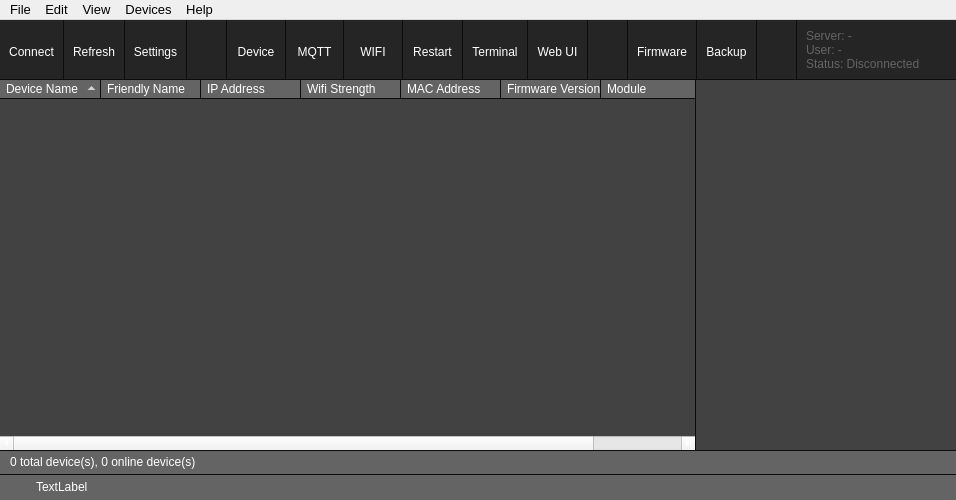
First picture: the form in src/gui/mainwindow.ui, repository tom-23/TasmoManager, before the edit.
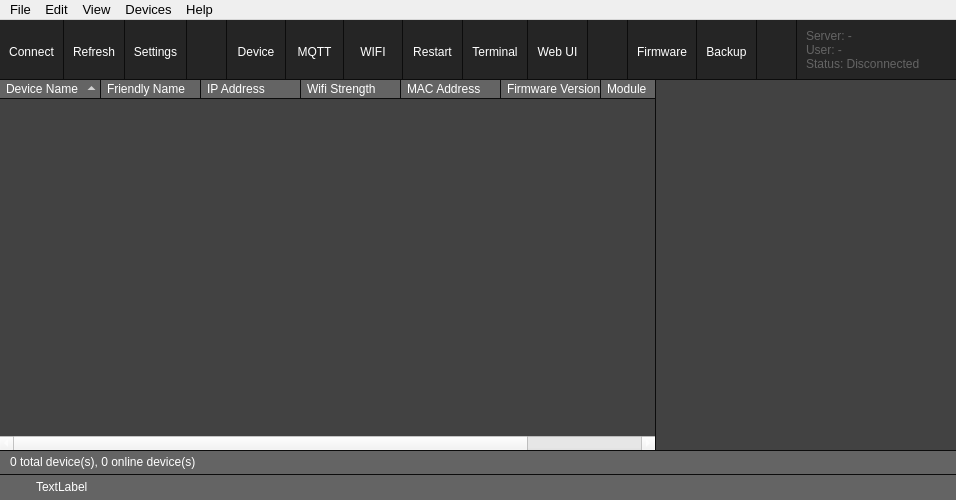
Second picture: the form after the edit. Icons and pictures are not drawn. Custom widgets are drawn as their Qt base class.

Commit message: Added the ability to change the WebUI button name by right clicking the button to edit

Diff of the .ui file:
```diff
--- a/src/gui/mainwindow.ui
+++ b/src/gui/mainwindow.ui
@@ -29,7 +29,20 @@
 
 QComboBox::drop-down {border-width: 0px; } QComboBox::down-arrow {image: url(noimg); border-width: 0px;}
 
+QLineEdit,  QComboBox, QSpinBox {
+	background-color: #4f4f4f;
+	padding: 3px;
+	border-radius: 5px;
+	border: 1px Solid #0C0C0C;
+}
 
+QPushButton[text=&quot;OK&quot;] {
+	background-color: #47c266;
+}
+
+QPushButton[text=&quot;Cancel&quot;] {
+	background-color: #d43535;
+}
 QToolTip {
 	color: black;
 }
@@ -140,6 +153,11 @@
 	min-width: 500px;
 }
 
+QInputDialog {
+	background-color: rgb(37, 37, 37);
+	min-width: 500px;
+}
+
 QProgressDialog {
 	background-color: rgb(37, 37, 37);
 }
@@ -854,7 +872,7 @@
        <widget class="QScrollArea" name="sideBarContainer">
         <property name="maximumSize">
          <size>
-          <width>260</width>
+          <width>300</width>
           <height>16777215</height>
          </size>
         </property>
@@ -878,7 +896,7 @@
           <rect>
            <x>0</x>
            <y>0</y>
-           <width>260</width>
+           <width>300</width>
            <height>366</height>
           </rect>
          </property>
```
The commit also changes 6 other files.
